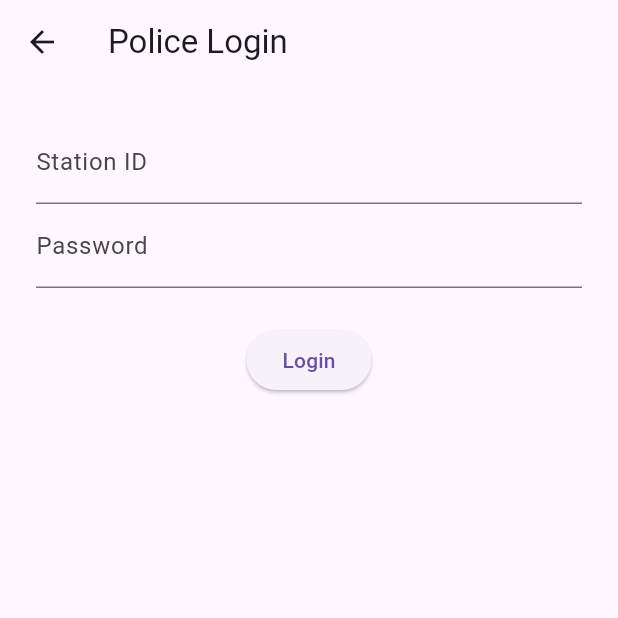
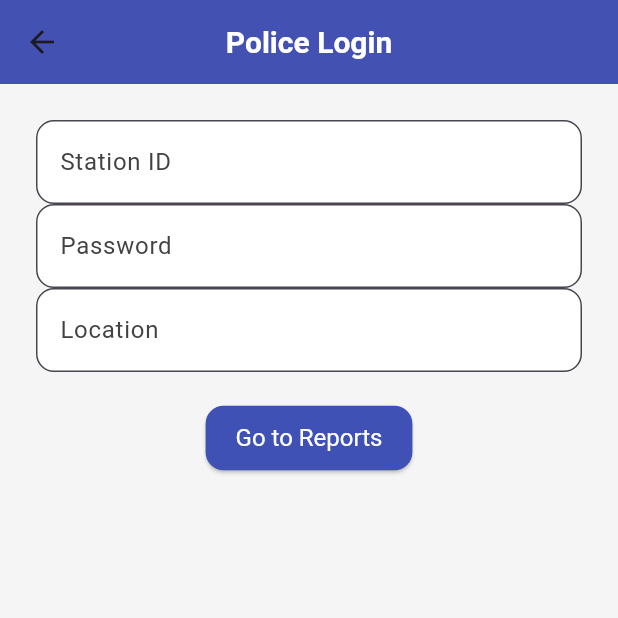
Before and after one commit to Varun-2704/Crime_reporting_system, a Flutter app: the screen it shows after launch, after a tap on "Police", on a phone screen of 412 x 824 dp, the top half of it. Run offline on Flutter 3.47's test engine with Material 3 defaults, Android fonts, the phone set to English and light mode, and no system bars; our stand-ins replace cloud_firestore, dropdown_search, firebase_auth, firebase_core, flutter_map, geocoding and 4 more; accounts and stored records are empty; network calls fail.

Commit message:
almost done app

```diff
--- a/Flutter file/lib/main.dart
+++ b/Flutter file/lib/main.dart
@@ -1,5 +1,6 @@
 import 'package:flutter/material.dart';
 import 'package:flutter_apis/firebase_options.dart';
+import 'package:flutter_apis/screens/city_reports_screen.dart';
 import 'package:flutter_apis/screens/register_complaint.dart';
 import 'package:shared_preferences/shared_preferences.dart';
 import 'package:firebase_core/firebase_core.dart';
@@ -7,23 +8,82 @@ import 'package:flutter_apis/screens/splash_scren.dart';
 import 'package:flutter_apis/signupin.dart';
 import 'package:flutter_apis/screens/civilian_home.dart';
 import 'package:flutter_apis/screens/police_home.dart';
-import 'package:flutter_apis/screens/role_selector.dart'; // ✅ Add this
-//to avoid any reverse process
+import 'package:flutter_apis/screens/role_selector.dart';
+
 void main() async {
   WidgetsFlutterBinding.ensureInitialized();
   await Firebase.initializeApp(
-    options: DefaultFirebaseOptions.currentPlatform, // 🔑 This line is essential for web
+    options: DefaultFirebaseOptions.currentPlatform,
   );
   SharedPreferences prefs = await SharedPreferences.getInstance();
   final isLoggedIn = prefs.getBool('isLoggedIn') ?? false;
   final role = prefs.getString('role') ?? '';
 
-  runApp(MaterialApp(
+  runApp(MyApp(isLoggedIn: isLoggedIn, role: role));
+}
+
+class MyApp extends StatelessWidget {
+  final bool isLoggedIn;
+  final String role;
+
+  const MyApp({super.key, required this.isLoggedIn, required this.role});
+
+  @override
+  Widget build(BuildContext context) {
+    return MaterialApp(
+      title: "Crime Reporting App",
       debugShowCheckedModeBanner: false,
-    theme: ThemeData(primarySwatch: Colors.indigo),
+      theme: ThemeData(
+  brightness: Brightness.light,
+  primarySwatch: Colors.indigo,
+  scaffoldBackgroundColor: Colors.grey[100],
+  appBarTheme: const AppBarTheme(
+    backgroundColor: Colors.indigo,
+    elevation: 4,
+    centerTitle: true,
+    titleTextStyle: TextStyle(
+      fontSize: 20,
+      fontWeight: FontWeight.bold,
+      color: Colors.white,
+    ),
+  ),
+
+  // ✅ ElevatedButton style with white text
+  elevatedButtonTheme: ElevatedButtonThemeData(
+    style: ElevatedButton.styleFrom(
+      backgroundColor: Colors.indigo,
+      foregroundColor: Colors.white, // <-- White text
+      shape: RoundedRectangleBorder(
+        borderRadius: BorderRadius.circular(12),
+      ),
+      textStyle: const TextStyle(fontSize: 16),
+      padding: const EdgeInsets.symmetric(vertical: 12, horizontal: 20),
+    ),
+  ),
+
+  // ✅ TextButton style with white text
+  textButtonTheme: TextButtonThemeData(
+    style: TextButton.styleFrom(
+      foregroundColor: const Color.fromARGB(255, 0, 0, 0), // <-- White text
+    ),
+  ),
+
+  inputDecorationTheme: InputDecorationTheme(
+    filled: true,
+    fillColor: Colors.white,
+    border: OutlineInputBorder(
+      borderRadius: BorderRadius.circular(12),
+    ),
+    focusedBorder: OutlineInputBorder(
+      borderSide: BorderSide(color: Colors.indigo, width: 2),
+    ),
+    labelStyle: TextStyle(color: Colors.grey[800]),
+  ),
+),
+
       home: isLoggedIn
           ? (role == 'police' ? const PoliceHome() : const CivilianHome())
-        : const RoleSelectionScreen(), // ✅ Now works because it's imported
+          : const RoleSelectionScreen(),
       routes: {
         '/login': (context) {
           final role = ModalRoute.of(context)!.settings.arguments as String;
@@ -32,7 +92,9 @@ void main() async {
         '/civilian_home': (context) => const CivilianHome(),
         '/police_home': (context) => const PoliceHome(),
         '/registerComplaint': (context) => const RegisterComplaintScreen(),
+        '/cityReports': (context) => CityReportsScreen(city: '', location: '',), // default, actual value passed via Navigator
 
       },
-  ));
+    );
   }
+}
--- /dev/null
+++ b/Flutter file/lib/screens/city_reports_screen.dart
@@ -0,0 +1,73 @@
+import 'package:flutter/material.dart';
+import 'package:http/http.dart' as http;
+import 'dart:convert';
+
+class CityReportsScreen extends StatefulWidget {
+  final String location;
+
+  const CityReportsScreen({super.key, required this.location, required String city});
+
+  @override
+  State<CityReportsScreen> createState() => _CityReportsScreenState();
+}
+
+class _CityReportsScreenState extends State<CityReportsScreen> {
+  List<dynamic> reports = [];
+  bool isLoading = true;
+
+  @override
+  void initState() {
+    super.initState();
+    fetchReports();
+  }
+
+  Future<void> fetchReports() async {
+    final url = Uri.parse("https://crimereportingsystem-production.up.railway.app/api/admin/reports");
+    try {
+      final response = await http.get(url);
+      if (response.statusCode == 200) {
+        final List<dynamic> allReports = json.decode(response.body);
+        final filtered = allReports.where((r) {
+          return (r['location'] as String?)?.toLowerCase().contains(widget.location.toLowerCase()) ?? false;
+        }).toList();
+
+        setState(() {
+          reports = filtered;
+          isLoading = false;
+        });
+      } else {
+        throw Exception("Failed to load reports");
+      }
+    } catch (e) {
+      setState(() {
+        isLoading = false;
+      });
+      print("Error fetching reports: $e");
+    }
+  }
+
+  @override
+  Widget build(BuildContext context) {
+    return Scaffold(
+      appBar: AppBar(title: Text("Reports in ${widget.location}")),
+      body: isLoading
+          ? const Center(child: CircularProgressIndicator())
+          : reports.isEmpty
+              ? const Center(child: Text("No reports found."))
+              : ListView.builder(
+                  itemCount: reports.length,
+                  itemBuilder: (context, index) {
+                    final report = reports[index];
+                    return Card(
+                      margin: const EdgeInsets.all(8),
+                      child: ListTile(
+                        title: Text(report['crimeType'] ?? "Unknown Crime"),
+                        subtitle: Text(report['description'] ?? "No description"),
+                        trailing: Text(report['status'] ?? "Pending"),
+                      ),
+                    );
+                  },
+                ),
+    );
+  }
+}
--- a/Flutter file/lib/screens/police_login.dart
+++ b/Flutter file/lib/screens/police_login.dart
@@ -1,9 +1,7 @@
 // lib/screens/police_login.dart
-import 'dart:convert';
+
 import 'package:flutter/material.dart';
-import 'package:flutter_apis/screens/crime_reports.dart';
-import 'package:http/http.dart' as http;
-import 'package:shared_preferences/shared_preferences.dart'; // adjust if needed
+import 'package:flutter_apis/screens/city_reports_screen.dart';
 
 class PoliceLoginScreen extends StatefulWidget {
   const PoliceLoginScreen({super.key});
@@ -13,59 +11,9 @@ class PoliceLoginScreen extends StatefulWidget {
 }
 
 class _PoliceLoginScreenState extends State<PoliceLoginScreen> {
-  final TextEditingController stationIdController = TextEditingController();
-  final TextEditingController passwordController = TextEditingController();
-  bool isLoading = false;
-  final String loginUrl = 'https://crimereportingsystem-production.up.railway.app/api/admin/login';
-
-  Future<void> loginPolice() async {
-    final stationId = stationIdController.text.trim();
-    final password = passwordController.text.trim();
-
-    if (stationId.isEmpty || password.isEmpty) {
-      ScaffoldMessenger.of(context).showSnackBar(
-        const SnackBar(content: Text("Please enter Station ID and Password")),
-      );
-      return;
-    }
-
-    setState(() {
-      isLoading = true;
-    });
-
-    try {
-      final response = await http.post(
-        Uri.parse(loginUrl),
-        headers: {'Content-Type': 'application/json'},
-        body: jsonEncode({'stationId': stationId, 'password': password}),
-      );
-
-      final responseData = jsonDecode(response.body);
-
-      if (response.statusCode == 200) {
-        final prefs = await SharedPreferences.getInstance();
-        await prefs.setString('token', responseData['token']);
-        await prefs.setString('role', 'police');
-
-        Navigator.pushReplacement(
-          context,
-          MaterialPageRoute(builder: (context) => const CrimeReportsPage()),
-        );
-      } else {
-        ScaffoldMessenger.of(context).showSnackBar(
-          SnackBar(content: Text(responseData['error'] ?? 'Login failed')),
-        );
-      }
-    } catch (e) {
-      ScaffoldMessenger.of(context).showSnackBar(
-        SnackBar(content: Text("Error: $e")),
-      );
-    } finally {
-      setState(() {
-        isLoading = false;
-      });
-    }
-  }
+  final TextEditingController _stationIdController = TextEditingController();
+  final TextEditingController _passwordController = TextEditingController();
+  final TextEditingController _locationController = TextEditingController();
 
   @override
   Widget build(BuildContext context) {
@@ -76,21 +24,38 @@ class _PoliceLoginScreenState extends State<PoliceLoginScreen> {
         child: Column(
           children: [
             TextField(
-              controller: stationIdController,
+              controller: _stationIdController,
               decoration: const InputDecoration(labelText: "Station ID"),
             ),
             TextField(
-              controller: passwordController,
+              controller: _passwordController,
+              obscureText: true,
               decoration: const InputDecoration(labelText: "Password"),
-              obscureText: true,
             ),
-            const SizedBox(height: 24),
-            isLoading
-                ? const CircularProgressIndicator()
-                : ElevatedButton(
-                    onPressed: loginPolice,
-                    child: const Text("Login"),
-                  ),
+            TextField(
+              controller: _locationController,
+              decoration: const InputDecoration(labelText: "Location"),
+            ),
+            const SizedBox(height: 20),
+            ElevatedButton(
+              onPressed: () {
+                final city = _locationController.text.trim();
+                if (city.isNotEmpty) {
+                  Navigator.push(
+                    context,
+                    MaterialPageRoute(
+                      builder: (context) =>
+                          CityReportsScreen(city: city, location: city),
+                    ),
+                  );
+                } else {
+                  ScaffoldMessenger.of(context).showSnackBar(
+                    const SnackBar(content: Text("Please enter a location")),
+                  );
+                }
+              },
+              child: const Text("Go to Reports"),
+            ),
           ],
         ),
       ),
```
Also changed, not shown: Flutter file/lib/screens/civilian_home.dart (+7 -5 lines), Flutter file/lib/screens/crime_heatmap_screen.dart (added, +86 -0 lines), Flutter file/lib/screens/mapper.dart (added, +72 -0 lines), Flutter file/lib/screens/register_complaint.dart (+59 -64 lines), Flutter file/lib/screens/role_selector.dart (+9 -1 lines), Flutter file/pubspec.yaml (+12 -1 lines), Flutter file/pubspec.lock, 1 other file. Lines whose indentation alone changed are shown as unchanged.
